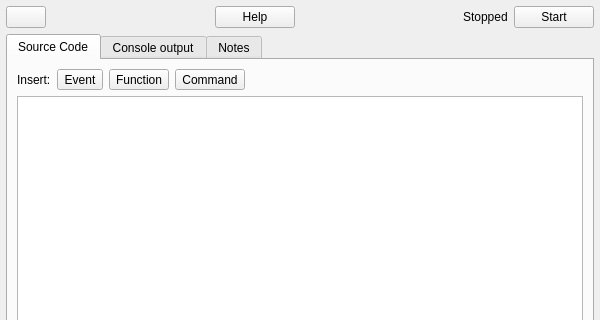
Old version of the form src/scriptwidget.ui in the repository JulyIghor/QtBitcoinTrader; both pictures show x 0 to 600 and y 0 to 320 of the 600 by 500 pixel window.
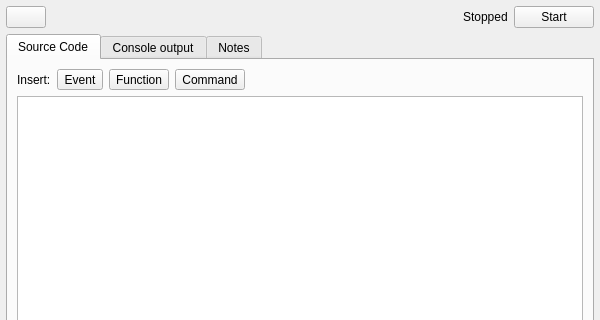
New version of the form. Icons and pictures are not drawn.

Patch:
```diff
--- a/src/scriptwidget.ui
+++ b/src/scriptwidget.ui
@@ -30,29 +30,6 @@
        </property>
       </widget>
      </item>
-     <item>
-      <spacer name="horizontalSpacer_5">
-       <property name="orientation">
-        <enum>Qt::Horizontal</enum>
-       </property>
-       <property name="sizeHint" stdset="0">
-        <size>
-         <width>0</width>
-         <height>20</height>
-        </size>
-       </property>
-      </spacer>
-     </item>
-     <item>
-      <widget class="QPushButton" name="helpButton">
-       <property name="accessibleName">
-        <string>HELP</string>
-       </property>
-       <property name="text">
-        <string>Help</string>
-       </property>
-      </widget>
-     </item>
      <item>
       <spacer name="horizontalSpacer">
        <property name="orientation">
```
Left out of the diff: 33 changed lines with no effect on the pictures.
